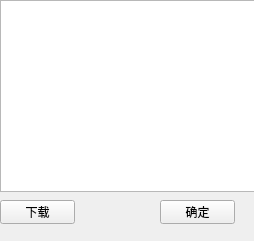
Qt form UI/Management.ui (Wzp-2008/DatapacksEditors) before a commit.
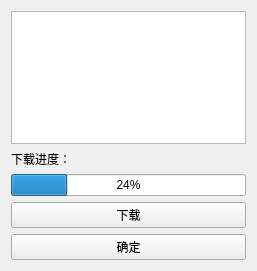
The same form after that commit.

Commit message: feat:Adding download system

The edit to the form file:
```diff
--- a/UI/Management.ui
+++ b/UI/Management.ui
@@ -6,49 +6,46 @@
    <rect>
     <x>0</x>
     <y>0</y>
-    <width>254</width>
-    <height>241</height>
+    <width>257</width>
+    <height>271</height>
    </rect>
   </property>
   <property name="windowTitle">
    <string>Form</string>
   </property>
-  <widget class="QListView" name="listView">
-   <property name="geometry">
-    <rect>
-     <x>0</x>
-     <y>0</y>
-     <width>256</width>
-     <height>192</height>
-    </rect>
-   </property>
-  </widget>
+  <layout class="QVBoxLayout" name="verticalLayout">
+   <item>
+    <widget class="QListWidget" name="minecrafts"/>
+   </item>
+   <item>
+    <widget class="QLabel" name="downloadInfo">
+     <property name="text">
+      <string>下载进度：</string>
+     </property>
+    </widget>
+   </item>
+   <item>
+    <widget class="QProgressBar" name="download_progress">
+     <property name="value">
+      <number>24</number>
+     </property>
+    </widget>
+   </item>
+   <item>
   <widget class="QPushButton" name="download">
-   <property name="geometry">
-    <rect>
-     <x>0</x>
-     <y>200</y>
-     <width>75</width>
-     <height>24</height>
-    </rect>
-   </property>
    <property name="text">
     <string>下载</string>
    </property>
   </widget>
+   </item>
+   <item>
   <widget class="QPushButton" name="done">
-   <property name="geometry">
-    <rect>
-     <x>160</x>
-     <y>200</y>
-     <width>75</width>
-     <height>24</height>
-    </rect>
-   </property>
    <property name="text">
     <string>确定</string>
    </property>
   </widget>
+   </item>
+  </layout>
  </widget>
  <resources/>
  <connections/>
```
Lines whose indentation alone changed are shown as unchanged. The commit also changes 13 other files.
